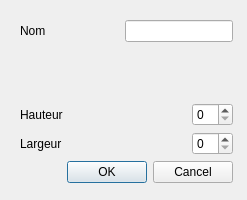
Old version of the form view/configdialog.ui in the repository g-jouret/projetTetris.
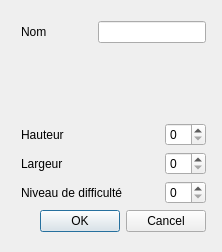
New version of the form.

Patch:
```diff
--- a/view/configdialog.ui
+++ b/view/configdialog.ui
@@ -6,24 +6,22 @@
    <rect>
     <x>0</x>
     <y>0</y>
-    <width>247</width>
-    <height>200</height>
+    <width>222</width>
+    <height>252</height>
    </rect>
   </property>
   <property name="windowTitle">
    <string>Configuration de la partie</string>
   </property>
-  <widget class="QWidget" name="layoutWidget">
+  <widget class="QWidget" name="">
    <property name="geometry">
     <rect>
-     <x>20</x>
-     <y>20</y>
-     <width>213</width>
-     <height>163</height>
+     <x>21</x>
+     <y>21</y>
+     <width>185</width>
+     <height>211</height>
     </rect>
    </property>
-   <layout class="QVBoxLayout" name="verticalLayout_2">
-    <item>
      <layout class="QVBoxLayout" name="verticalLayout">
       <item>
        <layout class="QHBoxLayout" name="horizontalLayout">
@@ -118,6 +116,31 @@
          <widget class="QSpinBox" name="sbWidth"/>
         </item>
        </layout>
+    </item>
+    <item>
+     <layout class="QHBoxLayout" name="horizontalLayout_4">
+      <item>
+       <widget class="QLabel" name="lbLevel">
+        <property name="text">
+         <string>Niveau de difficulté</string>
+        </property>
+       </widget>
+      </item>
+      <item>
+       <spacer name="horizontalSpacer_4">
+        <property name="orientation">
+         <enum>Qt::Horizontal</enum>
+        </property>
+        <property name="sizeHint" stdset="0">
+         <size>
+          <width>40</width>
+          <height>20</height>
+         </size>
+        </property>
+       </spacer>
+      </item>
+      <item>
+       <widget class="QSpinBox" name="sbLevel"/>
       </item>
      </layout>
     </item>
```
Lines whose indentation alone changed are shown as unchanged.
